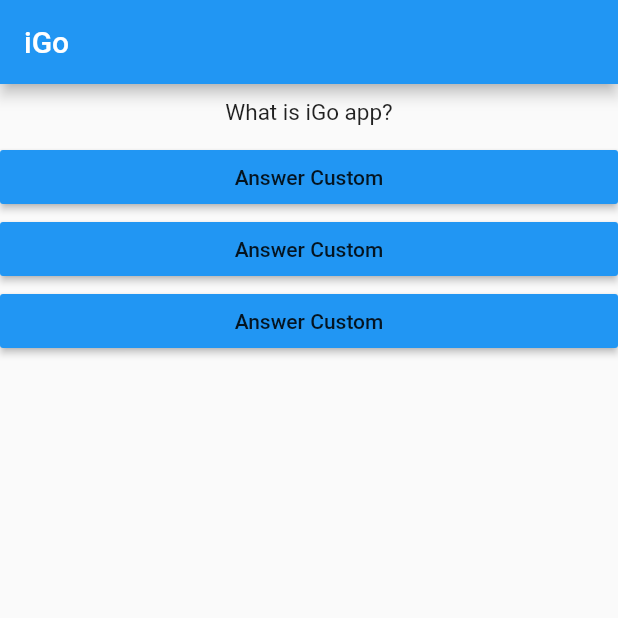
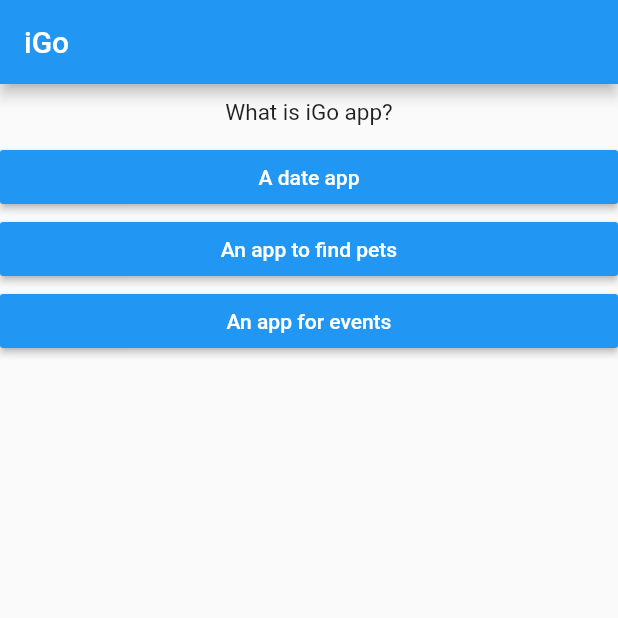
Before and after one commit to PascoalBayonne/flutter-course, a Flutter app: the screen it shows after launch, on a phone screen of 412 x 824 dp, the top half of it. Run offline on Flutter 3.47's test engine with Material 2 defaults, Android fonts, the light colour scheme and no system bars.

Commit message:
adding dynamic answers and learning map data structure

```diff
--- a/flutter_basics/lib/answer.dart
+++ b/flutter_basics/lib/answer.dart
@@ -1,18 +1,20 @@
 import 'package:flutter/material.dart';
 
 class Answer extends StatelessWidget {
+  final String answerText;
   final VoidCallback selectHandler;
 
-  Answer(this.selectHandler);
+  Answer(this.selectHandler, this.answerText);
 
   @override
   Widget build(BuildContext context) {
     return Container(
       width: double.infinity,
       child: RaisedButton(
-        child: Text('Answer Custom'),
+        child: Text(this.answerText),
         color: Colors.blue,
         onPressed: selectHandler,
+        textColor: Colors.white,
       ),
     );
   }
--- a/flutter_basics/lib/main.dart
+++ b/flutter_basics/lib/main.dart
@@ -15,9 +15,18 @@ class MyApp extends StatefulWidget {
 
 class MyAppState extends State<MyApp> {
   var questions = [
-    'What is iGo app?',
-    'When it was released?',
-    'Would you recommend'
+    {
+      'Question': 'What is iGo app?',
+      'Answers': ['A date app', 'An app to find pets', 'An app for events']
+    },
+    {
+      'Question': 'When it was released?',
+      'Answers': ['1975', '2077', '2022']
+    },
+    {
+      'Question': 'The dev team are from',
+      'Answers': ['USA', 'Bangladesh', 'Portugal']
+    }
   ];
 
   var _questionIndex =
@@ -34,15 +43,16 @@ class MyAppState extends State<MyApp> {
   Widget build(BuildContext buildContext) {
     return MaterialApp(
       home: Scaffold(
-        appBar: AppBar(
-          title: Text('iGo'),
-        ),
+        appBar: AppBar(title: Text('iGo')),
         body: Column(
           children: [
-            Question(questions[_questionIndex]),
-            Answer(_answerQuestion),
-            Answer(_answerQuestion),
-            Answer(_answerQuestion)
+            Question(
+              questions[_questionIndex]['Question'],
+            ),
+            ...(questions[_questionIndex]['Answers'] as List<String>)
+                .map((answer) {
+              return Answer(_answerQuestion, answer);
+            }).toList()
           ],
         ),
         // backgroundColor: Color(00),
```
